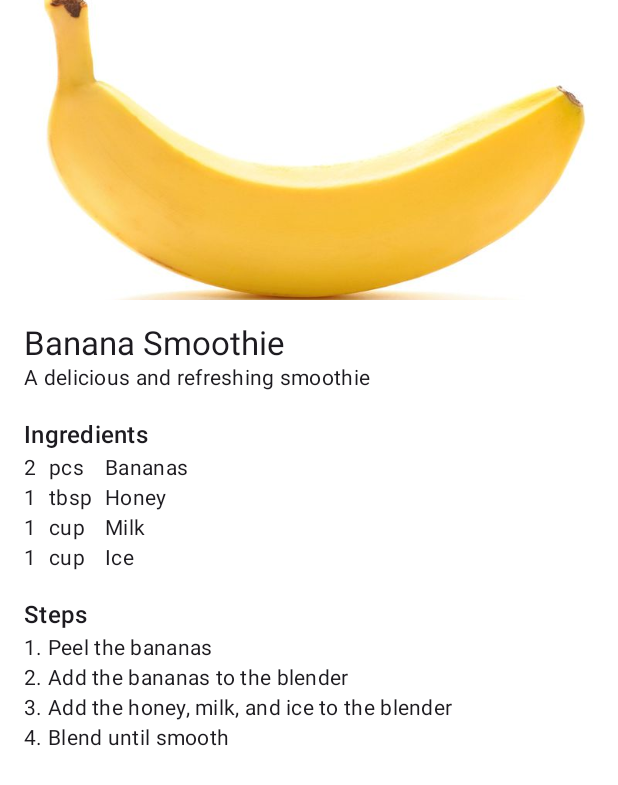
After one commit to Omerixe/OmniRecipe-Android, an Android app built with Jetpack Compose: the composable DetailScreen shown on its own in the app's theme, on a phone screen of 412 x 824 dp. The commit adds this screen. Shown: the top 785 px of the screen. Run offline under Robolectric (Android 15) with nearby library versions, the phone set to English and light mode, and no system bars.

Commit message:
Create a static recipe overview screen

```diff
--- /dev/null
+++ b/app/src/main/java/ch/omerixe/omnirecipe/detail/ui/DetailScreen.kt
@@ -0,0 +1,119 @@
+package ch.omerixe.omnirecipe.detail.ui
+
+import androidx.compose.foundation.layout.Column
+import androidx.compose.foundation.layout.Row
+import androidx.compose.foundation.layout.Spacer
+import androidx.compose.foundation.layout.fillMaxWidth
+import androidx.compose.foundation.layout.height
+import androidx.compose.foundation.layout.padding
+import androidx.compose.foundation.layout.width
+import androidx.compose.material3.MaterialTheme
+import androidx.compose.material3.Text
+import androidx.compose.runtime.Composable
+import androidx.compose.ui.Modifier
+import androidx.compose.ui.layout.ContentScale
+import androidx.compose.ui.res.painterResource
+import androidx.compose.ui.res.stringResource
+import androidx.compose.ui.tooling.preview.Preview
+import androidx.compose.ui.unit.dp
+import ch.omerixe.omnirecipe.R
+import ch.omerixe.omnirecipe.shared.ui.RecipeImage
+import ch.omerixe.omnirecipe.shared.ui.imageModel
+import ch.omerixe.omnirecipe.theme.OmniRecipeTheme
+import coil.compose.AsyncImage
+
+@Composable
+fun DetailScreen() {
+    val recipeDetail = RecipeDetail(
+        "Banana Smoothie",
+        "A delicious and refreshing smoothie",
+        RecipeImage.Internal(R.drawable.banana),
+        listOf(
+            Ingredient("Bananas", "2", "pcs"),
+            Ingredient("Honey", "1", "tbsp"),
+            Ingredient("Milk", "1", "cup"),
+            Ingredient("Ice", "1", "cup"),
+        ),
+        listOf(
+            "Peel the bananas",
+            "Add the bananas to the blender",
+            "Add the honey, milk, and ice to the blender",
+            "Blend until smooth",
+        ),
+    )
+
+    Column {
+        AsyncImage(
+            model = recipeDetail.recipeImage.imageModel(),
+            contentDescription = null,
+            contentScale = ContentScale.Crop,
+            placeholder = painterResource(id = R.drawable.banana),
+            modifier = Modifier
+                .fillMaxWidth()
+                .height(200.dp)
+        )
+        Column(modifier = Modifier.padding(16.dp)) {
+            Text(
+                text = recipeDetail.title,
+                style = MaterialTheme.typography.titleLarge,
+            )
+            Text(
+                text = recipeDetail.subtitle,
+                style = MaterialTheme.typography.bodyMedium,
+            )
+            Spacer(modifier = Modifier.height(16.dp))
+            Text(
+                text = stringResource(R.string.detail_ingredients_heading),
+                style = MaterialTheme.typography.titleMedium,
+            )
+            Row {
+                Column {
+                    recipeDetail.ingredients.forEach { ingredient ->
+                        Text(
+                            text = ingredient.quantity,
+                            style = MaterialTheme.typography.bodyMedium,
+                        )
+                    }
+                }
+                Spacer(modifier = Modifier.width(8.dp))
+                Column {
+                    recipeDetail.ingredients.forEach { ingredient ->
+                        Text(
+                            text = ingredient.unit,
+                            style = MaterialTheme.typography.bodyMedium,
+                        )
+                    }
+                }
+                Spacer(modifier = Modifier.width(8.dp))
+
+                Column {
+                    recipeDetail.ingredients.forEach { ingredient ->
+                        Text(
+                            text = ingredient.name,
+                            style = MaterialTheme.typography.bodyMedium,
+                        )
+                    }
+                }
+            }
+            Spacer(modifier = Modifier.height(16.dp))
+            Text(
+                text = stringResource(R.string.detail_steps_heading),
+                style = MaterialTheme.typography.titleMedium,
+            )
+            recipeDetail.steps.forEachIndexed { index, step ->
+                Text(
+                    text = "${index + 1}. $step",
+                    style = MaterialTheme.typography.bodyMedium,
+                )
+            }
+        }
+    }
+}
+
+@Preview
+@Composable
+fun DetailScreenPreview() {
+    OmniRecipeTheme {
+        DetailScreen()
+    }
+}
--- /dev/null
+++ b/app/src/main/java/ch/omerixe/omnirecipe/detail/ui/RecipeDetail.kt
@@ -0,0 +1,17 @@
+package ch.omerixe.omnirecipe.detail.ui
+
+import ch.omerixe.omnirecipe.shared.ui.RecipeImage
+
+data class RecipeDetail(
+    val title: String,
+    val subtitle: String,
+    val recipeImage: RecipeImage,
+    val ingredients: List<Ingredient>,
+    val steps: List<String>,
+)
+
+data class Ingredient(
+    val name: String,
+    val quantity: String,
+    val unit: String,
+)
--- a/app/src/main/java/ch/omerixe/omnirecipe/overview/ui/OverviewScreen.kt
+++ b/app/src/main/java/ch/omerixe/omnirecipe/overview/ui/OverviewScreen.kt
@@ -15,6 +15,7 @@ import androidx.compose.ui.res.stringResource
 import androidx.compose.ui.tooling.preview.Preview
 import androidx.compose.ui.unit.dp
 import ch.omerixe.omnirecipe.R
+import ch.omerixe.omnirecipe.shared.ui.RecipeImage
 import ch.omerixe.omnirecipe.theme.OmniRecipeTheme
 
 @Composable
--- a/app/src/main/java/ch/omerixe/omnirecipe/overview/ui/RecipeCard.kt
+++ b/app/src/main/java/ch/omerixe/omnirecipe/overview/ui/RecipeCard.kt
@@ -20,6 +20,8 @@ import androidx.compose.ui.unit.dp
 import androidx.constraintlayout.compose.ConstraintLayout
 import androidx.constraintlayout.compose.Dimension
 import ch.omerixe.omnirecipe.R
+import ch.omerixe.omnirecipe.shared.ui.RecipeImage
+import ch.omerixe.omnirecipe.shared.ui.imageModel
 import ch.omerixe.omnirecipe.theme.OmniRecipeTheme
 import coil.compose.AsyncImage
 
@@ -82,13 +84,6 @@ fun RecipeCard(
     }
 }
 
-private fun RecipeImage.imageModel(): Any {
-    return when (this) {
-        is RecipeImage.External -> url
-        is RecipeImage.Internal -> resId
-    }
-}
-
 @Preview
 @Composable
 fun PreviewRecipeCard() {
--- a/app/src/main/java/ch/omerixe/omnirecipe/overview/ui/RecipeOverview.kt
+++ b/app/src/main/java/ch/omerixe/omnirecipe/overview/ui/RecipeOverview.kt
@@ -1,4 +1,6 @@
 package ch.omerixe.omnirecipe.overview.ui
+
+import ch.omerixe.omnirecipe.shared.ui.RecipeImage
 
 data class RecipeOverview(
     val id: String,
@@ -6,8 +8,3 @@ data class RecipeOverview(
     val subtitle: String,
     val recipeImage: RecipeImage
 )
-
-sealed class RecipeImage {
-    data class External(val url: String) : RecipeImage()
-    data class Internal(val resId: Int) : RecipeImage()
-}
--- /dev/null
+++ b/app/src/main/java/ch/omerixe/omnirecipe/shared/ui/RecipeImage.kt
@@ -0,0 +1,13 @@
+package ch.omerixe.omnirecipe.shared.ui
+
+sealed class RecipeImage {
+    data class External(val url: String) : RecipeImage()
+    data class Internal(val resId: Int) : RecipeImage()
+}
+
+fun RecipeImage.imageModel(): Any {
+    return when (this) {
+        is RecipeImage.External -> url
+        is RecipeImage.Internal -> resId
+    }
+}
--- a/app/src/main/res/values/strings.xml
+++ b/app/src/main/res/values/strings.xml
@@ -1,4 +1,6 @@
 <resources>
     <string name="app_name">OmniRecipe</string>
     <string name="overview_heading">All Recipes</string>
+    <string name="detail_ingredients_heading">Ingredients</string>
+    <string name="detail_steps_heading">Steps</string>
 </resources>
```
